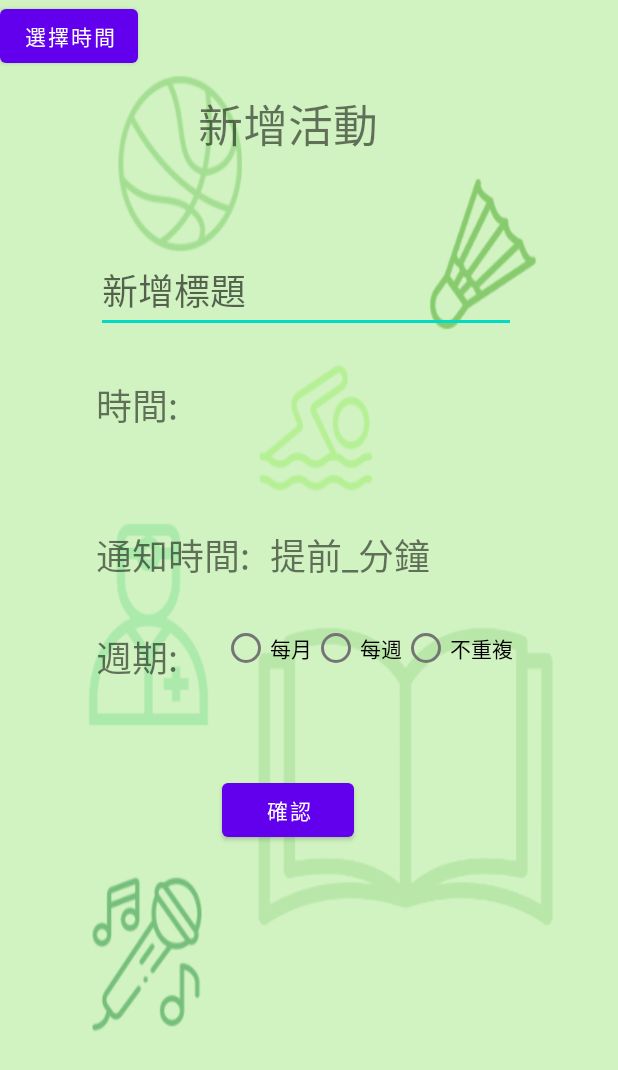
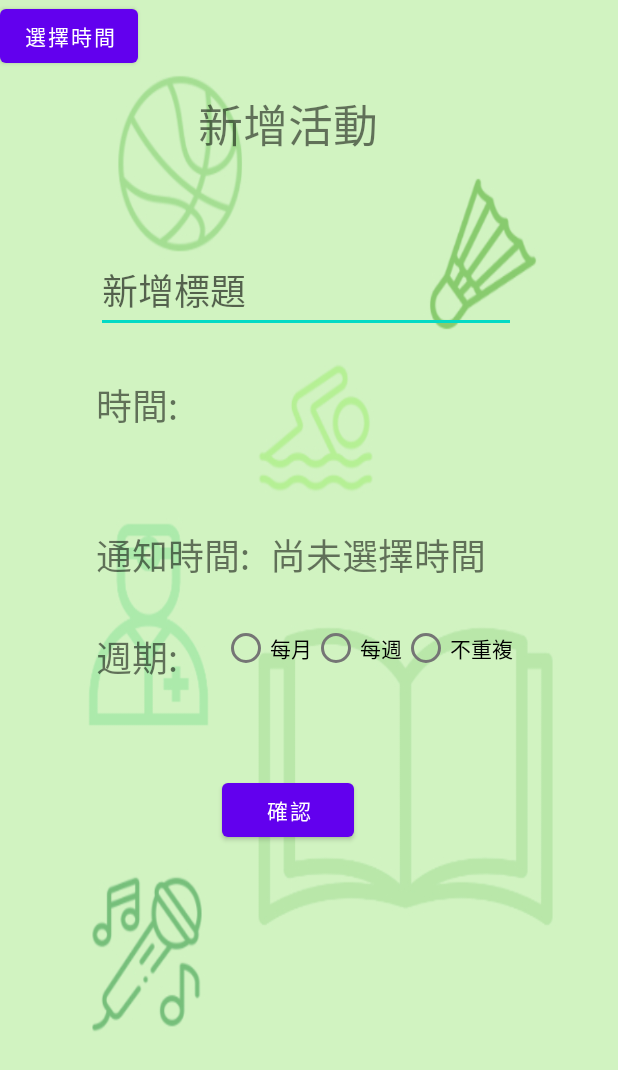
Before and after one commit to HappyGroupHub/TimeManagementMaster, an Android app: the ActivityAddEvent screen opened directly, with no data from a screen before it, on a phone screen of 412 x 824 dp. Shown: the top 1070 px of the screen. Run offline under Robolectric (Android 15) with nearby library versions, the phone set to English and light mode, and no system bars; 2 statements that could not run were skipped.

Commit message:
Update(LD) - change the timeSelect text

```diff
--- a/app/src/main/java/com/gmail/chiyc88/timemanagementmaster/ActivityAddEvent.kt
+++ b/app/src/main/java/com/gmail/chiyc88/timemanagementmaster/ActivityAddEvent.kt
@@ -58,6 +58,5 @@ class ActivityAddEvent : AppCompatActivity(), TimePickerDialog.OnTimeSetListener
         savedMinute = minute
         val tv_time = findViewById<TextView>(R.id.tv_time)
         tv_time.text = "$hourOfDay:$minute"
-
     }
 }
--- a/app/src/main/res/layout/activity_add_event.xml
+++ b/app/src/main/res/layout/activity_add_event.xml
@@ -128,7 +128,7 @@
         android:layout_height="wrap_content"
         android:layout_marginStart="180dp"
         android:layout_marginTop="352dp"
-        android:text="提前_分鐘"
+        android:text="尚未選擇時間"
         android:textSize="24sp"
         app:layout_constraintStart_toStartOf="parent"
         app:layout_constraintTop_toTopOf="parent" />
```
